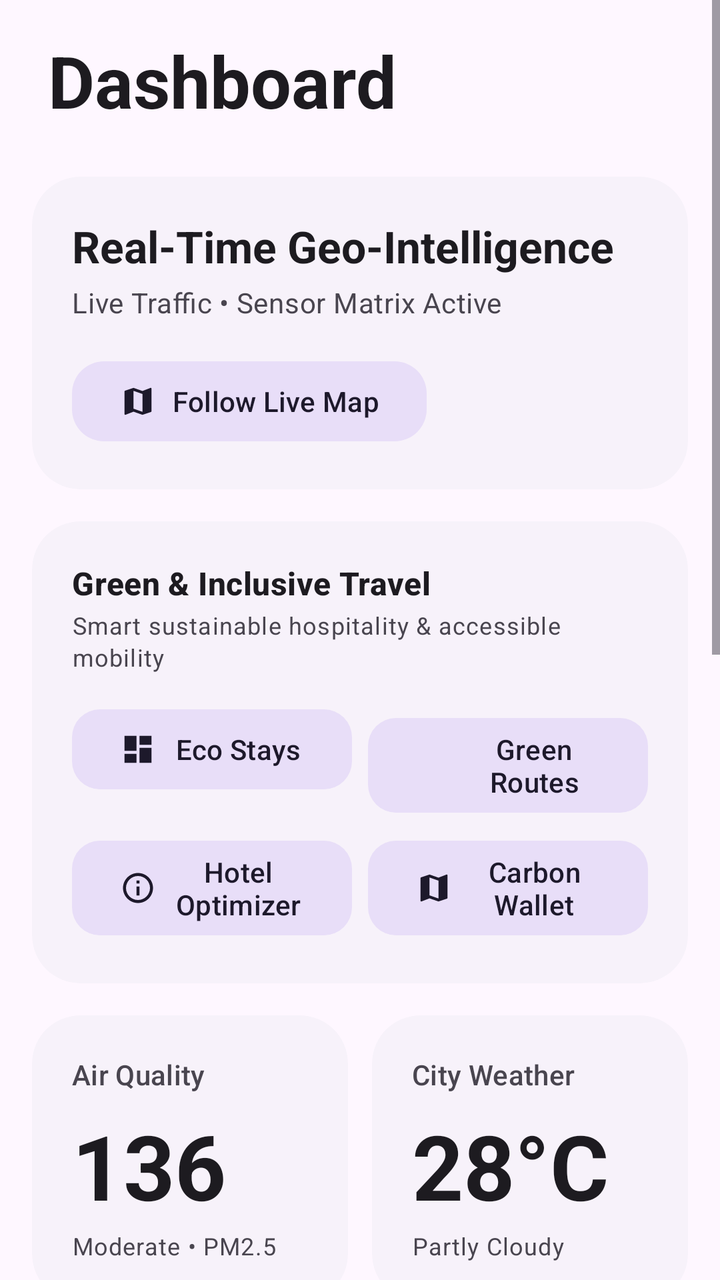
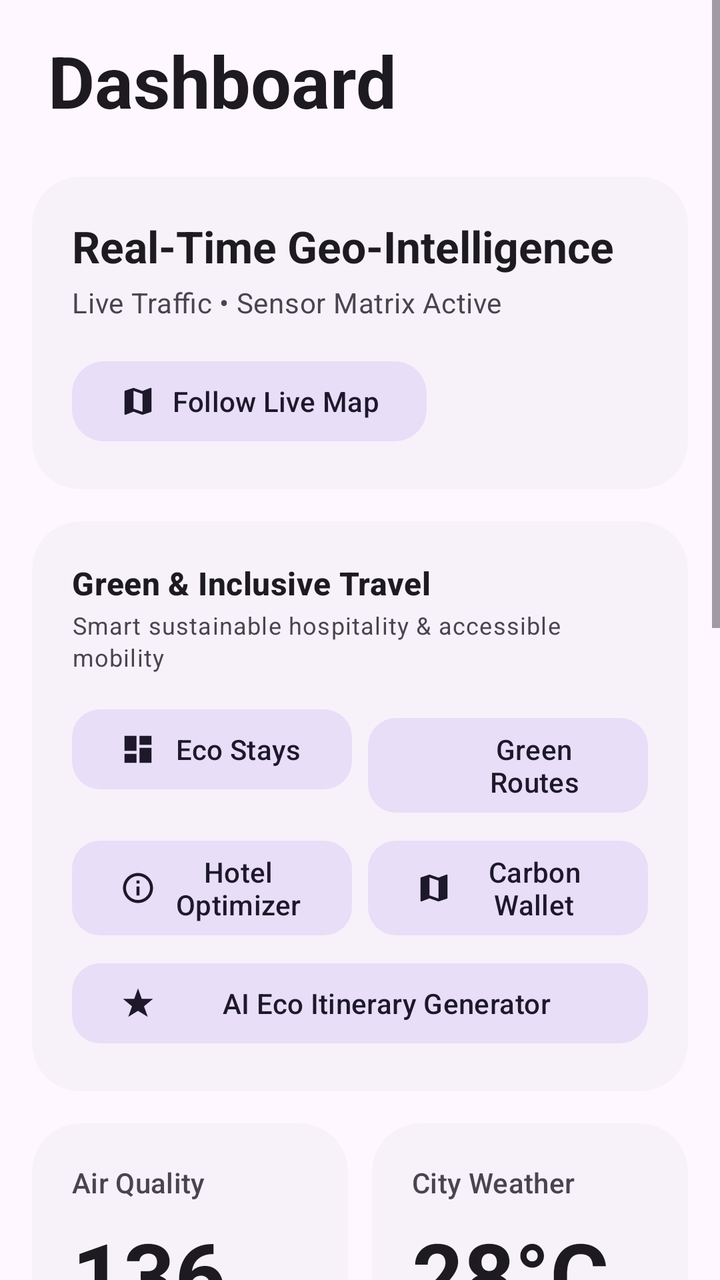

Compare the two renders of this Android layout. The source of the first and the diff that turns it into the second are given below.
<!-- AndroidManifest.xml: application theme Theme.UrbanPulse -->
<!-- res/layout/fragment_dashboard.xml -->
<?xml version="1.0" encoding="utf-8"?>
<ScrollView xmlns:android="http://schemas.android.com/apk/res/android"
    xmlns:app="http://schemas.android.com/apk/res-auto"
    xmlns:tools="http://schemas.android.com/tools"
    android:layout_width="match_parent"
    android:layout_height="match_parent"
    android:background="?attr/colorSurface"
    tools:context=".DashboardFragment">

    <LinearLayout
        android:layout_width="match_parent"
        android:layout_height="wrap_content"
        android:orientation="vertical"
        android:padding="16dp"
        android:paddingBottom="80dp">

        <TextView
            android:layout_width="wrap_content"
            android:layout_height="wrap_content"
            android:text="Dashboard"
            android:textAppearance="@style/TextAppearance.Material3.DisplaySmall"
            android:textStyle="bold"
            android:textColor="?attr/colorOnSurface"
            android:layout_marginBottom="24dp"
            android:layout_marginStart="8dp"/>

        
        <com.google.android.material.card.MaterialCardView
            android:layout_width="match_parent"
            android:layout_height="wrap_content"
            style="@style/Widget.Material3.CardView.Filled"
            app:cardCornerRadius="24dp"
            app:cardBackgroundColor="?attr/colorSurfaceContainerLow"
            app:strokeWidth="0dp">

            <LinearLayout
                android:layout_width="match_parent"
                android:layout_height="wrap_content"
                android:orientation="vertical"
                android:padding="20dp">

                <TextView
                    android:layout_width="wrap_content"
                    android:layout_height="wrap_content"
                    android:text="Real-Time Geo-Intelligence"
                    android:textAppearance="@style/TextAppearance.Material3.TitleLarge"
                    android:textStyle="bold"
                    android:textColor="?attr/colorOnSurface" />

                <TextView
                    android:layout_width="wrap_content"
                    android:layout_height="wrap_content"
                    android:layout_marginTop="4dp"
                    android:text="Live Traffic • Sensor Matrix Active"
                    android:textAppearance="@style/TextAppearance.Material3.BodyMedium"
                    android:textColor="?attr/colorOnSurfaceVariant" />

                <com.google.android.material.button.MaterialButton
                    android:id="@+id/btnFollowLiveMap"
                    android:layout_width="wrap_content"
                    android:layout_height="wrap_content"
                    android:layout_marginTop="16dp"
                    android:text="Follow Live Map"
                    app:icon="@drawable/ic_map"
                    app:cornerRadius="16dp"
                    style="@style/Widget.Material3.Button.TonalButton"/>

            </LinearLayout>
        </com.google.android.material.card.MaterialCardView>

        
        <View
            android:layout_width="match_parent"
            android:layout_height="16dp" />

        
        <com.google.android.material.card.MaterialCardView
            android:layout_width="match_parent"
            android:layout_height="wrap_content"
            style="@style/Widget.Material3.CardView.Filled"
            app:cardCornerRadius="24dp"
            app:cardBackgroundColor="?attr/colorSurfaceContainerLow"
            app:strokeWidth="0dp">

            <LinearLayout
                android:layout_width="match_parent"
                android:layout_height="wrap_content"
                android:orientation="vertical"
                android:padding="20dp">

                <TextView
                    android:layout_width="wrap_content"
                    android:layout_height="wrap_content"
                    android:text="Green &amp; Inclusive Travel"
                    android:textAppearance="@style/TextAppearance.Material3.TitleMedium"
                    android:textStyle="bold"
                    android:textColor="?attr/colorOnSurface" />

                <TextView
                    android:layout_width="wrap_content"
                    android:layout_height="wrap_content"
                    android:layout_marginTop="2dp"
                    android:text="Smart sustainable hospitality &amp; accessible mobility"
                    android:textAppearance="@style/TextAppearance.Material3.BodySmall"
                    android:textColor="?attr/colorOnSurfaceVariant" />

                
                <GridLayout
                    android:layout_width="match_parent"
                    android:layout_height="wrap_content"
                    android:columnCount="2"
                    android:rowCount="2"
                    android:layout_marginTop="14dp">

                    <com.google.android.material.button.MaterialButton
                        android:id="@+id/btnOpenHospitality"
                        style="@style/Widget.Material3.Button.TonalButton"
                        android:layout_width="0dp"
                        android:layout_height="wrap_content"
                        android:layout_columnWeight="1"
                        android:layout_marginEnd="4dp"
                        android:layout_marginBottom="6dp"
                        android:text="Eco Stays"
                        app:cornerRadius="14dp"
                        app:icon="@drawable/ic_dashboard" />

                    <com.google.android.material.button.MaterialButton
                        android:id="@+id/btnOpenRoutePlanner"
                        style="@style/Widget.Material3.Button.TonalButton"
                        android:layout_width="0dp"
                        android:layout_height="wrap_content"
                        android:layout_columnWeight="1"
                        android:layout_marginStart="4dp"
                        android:layout_marginBottom="6dp"
                        android:text="Green Routes"
                        app:cornerRadius="14dp"
                        app:icon="@drawable/ic_traffic" />

                    <com.google.android.material.button.MaterialButton
                        android:id="@+id/btnOpenHotelOptimizer"
                        style="@style/Widget.Material3.Button.TonalButton"
                        android:layout_width="0dp"
                        android:layout_height="wrap_content"
                        android:layout_columnWeight="1"
                        android:layout_marginEnd="4dp"
                        android:text="Hotel Optimizer"
                        app:cornerRadius="14dp"
                        app:icon="@drawable/ic_digital_twin" />

                    <com.google.android.material.button.MaterialButton
                        android:id="@+id/btnOpenCarbonWallet"
                        style="@style/Widget.Material3.Button.TonalButton"
                        android:layout_width="0dp"
                        android:layout_height="wrap_content"
                        android:layout_columnWeight="1"
                        android:layout_marginStart="4dp"
                        android:text="Carbon Wallet"
                        app:cornerRadius="14dp"
                        app:icon="@drawable/ic_map" />

                </GridLayout>

            </LinearLayout>
        </com.google.android.material.card.MaterialCardView>

        
        <View
            android:layout_width="match_parent"
            android:layout_height="16dp" />

        
        <LinearLayout
            android:layout_width="match_parent"
            android:layout_height="wrap_content"
            android:orientation="horizontal">

            <com.google.android.material.card.MaterialCardView
                android:layout_width="0dp"
                android:layout_height="wrap_content"
                android:layout_weight="1"
                style="@style/Widget.Material3.CardView.Filled"
                app:cardCornerRadius="24dp"
                app:cardBackgroundColor="?attr/colorSurfaceContainerLow"
                app:strokeWidth="0dp"
                android:layout_marginEnd="6dp">

                <LinearLayout
                    android:layout_width="match_parent"
                    android:layout_height="wrap_content"
                    android:orientation="vertical"
                    android:padding="20dp">

                    <TextView
                        android:layout_width="wrap_content"
                        android:layout_height="wrap_content"
                        android:text="Air Quality"
                        android:textAppearance="@style/TextAppearance.Material3.TitleSmall"
                        android:textColor="?attr/colorOnSurfaceVariant" />

                    <TextView
                        android:layout_width="wrap_content"
                        android:layout_height="wrap_content"
                        android:layout_marginTop="6dp"
                        android:text="136"
                        android:textAppearance="@style/TextAppearance.Material3.DisplayMedium"
                        android:textStyle="bold"
                        android:textColor="?attr/colorOnSurface" />

                    <TextView
                        android:layout_width="wrap_content"
                        android:layout_height="wrap_content"
                        android:layout_marginTop="2dp"
                        android:text="Moderate • PM2.5"
                        android:textAppearance="@style/TextAppearance.Material3.BodySmall"
                        android:textColor="?attr/colorOnSurfaceVariant" />
                </LinearLayout>

            </com.google.android.material.card.MaterialCardView>

            <com.google.android.material.card.MaterialCardView
                android:layout_width="0dp"
                android:layout_height="wrap_content"
                android:layout_weight="1"
                style="@style/Widget.Material3.CardView.Filled"
                app:cardCornerRadius="24dp"
                app:cardBackgroundColor="?attr/colorSurfaceContainerLow"
                app:strokeWidth="0dp"
                android:layout_marginStart="6dp">

                <LinearLayout
                    android:layout_width="match_parent"
                    android:layout_height="wrap_content"
                    android:orientation="vertical"
                    android:padding="20dp">

                    <TextView
                        android:layout_width="wrap_content"
                        android:layout_height="wrap_content"
                        android:text="City Weather"
                        android:textAppearance="@style/TextAppearance.Material3.TitleSmall"
                        android:textColor="?attr/colorOnSurfaceVariant" />

                    <TextView
                        android:layout_width="wrap_content"
                        android:layout_height="wrap_content"
                        android:layout_marginTop="6dp"
                        android:text="28°C"
                        android:textAppearance="@style/TextAppearance.Material3.DisplayMedium"
                        android:textStyle="bold"
                        android:textColor="?attr/colorOnSurface" />

                    <TextView
                        android:layout_width="wrap_content"
                        android:layout_height="wrap_content"
                        android:layout_marginTop="2dp"
                        android:text="Partly Cloudy"
                        android:textAppearance="@style/TextAppearance.Material3.BodySmall"
                        android:textColor="?attr/colorOnSurfaceVariant" />
                </LinearLayout>

            </com.google.android.material.card.MaterialCardView>
        </LinearLayout>

        
        <View
            android:layout_width="match_parent"
            android:layout_height="16dp" />

        
        <com.google.android.material.card.MaterialCardView
            android:layout_width="match_parent"
            android:layout_height="wrap_content"
            style="@style/Widget.Material3.CardView.Filled"
            app:cardCornerRadius="24dp"
            app:cardBackgroundColor="?attr/colorSurfaceContainerLow"
            app:strokeWidth="0dp">

            <LinearLayout
                android:layout_width="match_parent"
                android:layout_height="wrap_content"
                android:orientation="vertical"
                android:padding="20dp">

                <TextView
                    android:layout_width="wrap_content"
                    android:layout_height="wrap_content"
                    android:text="Air Quality Trend (7 Days)"
                    android:textAppearance="@style/TextAppearance.Material3.TitleMedium"
                    android:textStyle="bold"
                    android:textColor="?attr/colorOnSurface" />

                <TextView
                    android:layout_width="wrap_content"
                    android:layout_height="wrap_content"
                    android:layout_marginTop="2dp"
                    android:text="Weekly sensor averages"
                    android:textAppearance="@style/TextAppearance.Material3.BodySmall"
                    android:textColor="?attr/colorOnSurfaceVariant" />

                <com.github.mikephil.charting.charts.LineChart
                    android:id="@+id/airQualityChart"
                    android:layout_width="match_parent"
                    android:layout_height="180dp"
                    android:layout_marginTop="16dp" />

            </LinearLayout>
        </com.google.android.material.card.MaterialCardView>

        
        <View
            android:layout_width="match_parent"
            android:layout_height="16dp" />

        
        <com.google.android.material.card.MaterialCardView
            android:layout_width="match_parent"
            android:layout_height="wrap_content"
            style="@style/Widget.Material3.CardView.Filled"
            app:cardCornerRadius="24dp"
            app:cardBackgroundColor="?attr/colorSurfaceContainerLow"
            app:strokeWidth="0dp">

            <LinearLayout
                android:layout_width="match_parent"
                android:layout_height="wrap_content"
                android:orientation="vertical"
                android:padding="20dp">

                <TextView
                    android:layout_width="wrap_content"
                    android:layout_height="wrap_content"
                    android:text="12h Traffic Forecast"
                    android:textAppearance="@style/TextAppearance.Material3.TitleMedium"
                    android:textStyle="bold"
                    android:textColor="?attr/colorOnSurface" />

                <TextView
                    android:layout_width="wrap_content"
                    android:layout_height="wrap_content"
                    android:layout_marginTop="2dp"
                    android:text="Predicted arterial congestion level"
                    android:textAppearance="@style/TextAppearance.Material3.BodySmall"
                    android:textColor="?attr/colorOnSurfaceVariant" />

                <com.github.mikephil.charting.charts.BarChart
                    android:id="@+id/trafficChart"
                    android:layout_width="match_parent"
                    android:layout_height="180dp"
                    android:layout_marginTop="16dp" />

            </LinearLayout>
        </com.google.android.material.card.MaterialCardView>

    </LinearLayout>
</ScrollView>
<!-- resources referenced by this layout -->
<resources>
  <!-- drawable ic_dashboard (drawable) -->
  <vector xmlns:android="http://schemas.android.com/apk/res/android"
      android:width="24dp"
      android:height="24dp"
      android:viewportWidth="24"
      android:viewportHeight="24">
    <path
        android:fillColor="@android:color/white"
        android:pathData="M3,13h8L11,3L3,3v10zM3,21h8v-6L3,15v6zM13,21h8L21,11h-8v10zM13,3v6h8L21,3h-8z"/>
  </vector>
  <!-- drawable ic_digital_twin (drawable) -->
  <vector xmlns:android="http://schemas.android.com/apk/res/android"
      android:width="24dp"
      android:height="24dp"
      android:viewportWidth="24"
      android:viewportHeight="24">
    <path
        android:fillColor="@android:color/white"
        android:pathData="M12,2C6.48,2 2,6.48 2,12s4.48,10 10,10 10,-4.48 10,-10S17.52,2 12,2zM12,20c-4.41,0 -8,-3.59 -8,-8s3.59,-8 8,-8 8,3.59 8,8 -3.59,8 -8,8zM11,7h2v2h-2zM11,11h2v6h-2z"/>
  </vector>
  <!-- drawable ic_map (drawable) -->
  <vector xmlns:android="http://schemas.android.com/apk/res/android"
      android:width="24dp"
      android:height="24dp"
      android:viewportWidth="24"
      android:viewportHeight="24">
    <path
        android:fillColor="@android:color/white"
        android:pathData="M20.5,3l-0.16,0.03L15,5.1 9,3 3.36,4.9c-0.21,0.07 -0.36,0.25 -0.36,0.48V20.5c0,0.28 0.22,0.5 0.5,0.5l0.16,-0.03L9,18.9l6,2.1 5.64,-1.9c0.21,-0.07 0.36,-0.25 0.36,-0.48V3.5c0,-0.28 -0.22,-0.5 -0.5,-0.5zM15,19l-6,-2.11V5l6,2.11V19z"/>
  </vector>
  <!-- drawable ic_traffic (drawable) -->
  <?xml version="1.0" encoding="utf-8"?>
  <selector xmlns:android="http://schemas.android.com/apk/res/android">
  
  </selector>
  <style name="Theme.UrbanPulse" parent="Theme.Material3.DayNight.NoActionBar">
          <item name="colorPrimary">@color/primary_green</item>
          <item name="colorSecondary">@color/teal_700</item>
          <item name="android:statusBarColor">?attr/colorSurface</item>
          <item name="android:windowLightStatusBar" tools:targetApi="m">true</item>
      </style>
  <color name="primary_green">#10B981</color>
  <color name="teal_700">#0F766E</color>
</resources>

<!-- the commit's change to res/layout/fragment_dashboard.xml (unified diff, before → after) -->
@@ -143,6 +143,7 @@
                         android:layout_height="wrap_content"
                         android:layout_columnWeight="1"
                         android:layout_marginEnd="4dp"
+                        android:layout_marginBottom="6dp"
                         android:text="Hotel Optimizer"
                         app:cornerRadius="14dp"
                         app:icon="@drawable/ic_digital_twin" />
@@ -154,9 +155,21 @@
                         android:layout_height="wrap_content"
                         android:layout_columnWeight="1"
                         android:layout_marginStart="4dp"
+                        android:layout_marginBottom="6dp"
                         android:text="Carbon Wallet"
                         app:cornerRadius="14dp"
                         app:icon="@drawable/ic_map" />
+
+                    <com.google.android.material.button.MaterialButton
+                        android:id="@+id/btnOpenItinerary"
+                        style="@style/Widget.Material3.Button.TonalButton"
+                        android:layout_width="0dp"
+                        android:layout_height="wrap_content"
+                        android:layout_columnSpan="2"
+                        android:layout_columnWeight="2"
+                        android:text="AI Eco Itinerary Generator"
+                        app:cornerRadius="14dp"
+                        app:icon="@drawable/ic_confetti" />
 
                 </GridLayout>
 
<!-- resource entries referenced after the edit -->
@@ -1,5 +1,15 @@
 <!-- resources referenced by this layout -->
 <resources>
+  <!-- drawable ic_confetti (drawable) -->
+  <vector xmlns:android="http://schemas.android.com/apk/res/android"
+      android:width="24dp"
+      android:height="24dp"
+      android:viewportWidth="24"
+      android:viewportHeight="24">
+    <path
+        android:fillColor="@android:color/white"
+        android:pathData="M12,2L14.5,9L22,9L16,14L18.5,21L12,17L5.5,21L8,14L2,9L9.5,9L12,2Z"/>
+  </vector>
   <!-- drawable ic_dashboard (drawable) -->
   <vector xmlns:android="http://schemas.android.com/apk/res/android"
       android:width="24dp"
